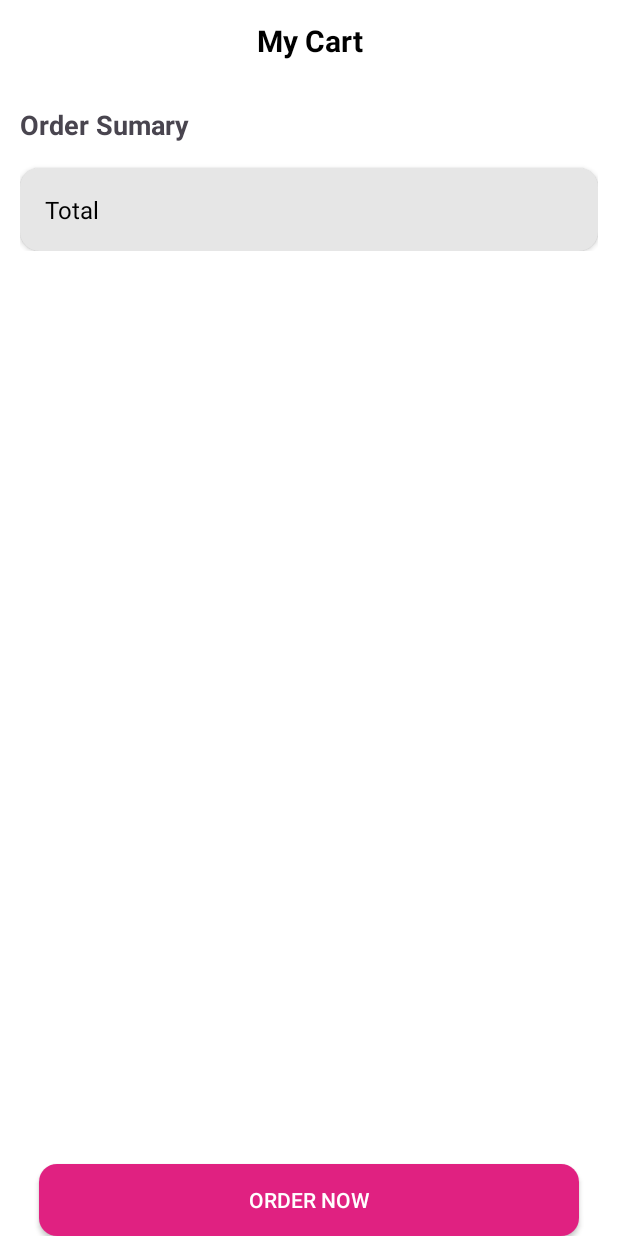
After one commit to Abrahamiaan/MarketPlace, an Android app: the layout fragment_cart.xml on its own in the app's theme, with its tools: preview values and no code run, on a phone screen of 412 x 824 dp. The commit adds this screen. Run offline under Robolectric (Android 15) with nearby library versions, the light colour scheme and no system bars.

Commit message:
Integrated cart functionality to enable users to manage their cart

```diff
--- a/app/src/main/java/com/example/marketplace/Activity/MainActivity.java
+++ b/app/src/main/java/com/example/marketplace/Activity/MainActivity.java
@@ -46,7 +46,7 @@ public class MainActivity extends AppCompatActivity {
                 binding.mainLayout.setBackgroundColor(Color.WHITE);
                 break;
             case 4:
-                selectedFragment = new SellingFragment();
+                selectedFragment = new CartFragment();
                 break;
             case 5:
                 selectedFragment = new ProfileFragment();
--- a/app/src/main/res/drawable/search_bg.xml
+++ b/app/src/main/res/drawable/search_bg.xml
@@ -6,8 +6,5 @@
 
     <stroke android:width="1dp" android:color="#858585"/>
 
-    <corners android:topLeftRadius="@dimen/_10sdp"
-        android:bottomLeftRadius="@dimen/_10sdp"
-        android:topRightRadius="@dimen/_10sdp"
-        android:bottomRightRadius="@dimen/_10sdp"/>
+    <corners android:radius="@dimen/_10sdp"/>
 </shape>
--- /dev/null
+++ b/app/src/main/res/layout/fragment_cart.xml
@@ -0,0 +1,138 @@
+<?xml version="1.0" encoding="utf-8"?>
+<androidx.constraintlayout.widget.ConstraintLayout xmlns:android="http://schemas.android.com/apk/res/android"
+    xmlns:app="http://schemas.android.com/apk/res-auto"
+    xmlns:tools="http://schemas.android.com/tools"
+    android:layout_width="match_parent"
+    android:layout_height="match_parent"
+    tools:context=".Fragment.CartFragment"
+    android:background="@color/white">
+
+    <ProgressBar
+        android:id="@+id/progressView"
+        android:layout_width="wrap_content"
+        android:layout_height="wrap_content"
+        app:layout_constraintBottom_toBottomOf="parent"
+        app:layout_constraintEnd_toEndOf="parent"
+        app:layout_constraintStart_toStartOf="parent"
+        app:layout_constraintTop_toTopOf="parent"
+        android:visibility="gone"/>
+
+    <TextView
+        android:id="@+id/cartIsEmptyTxt"
+        android:layout_width="wrap_content"
+        android:layout_height="wrap_content"
+        android:text="@string/your_cart_is_empty"
+        app:layout_constraintBottom_toBottomOf="parent"
+        app:layout_constraintEnd_toEndOf="parent"
+        app:layout_constraintStart_toStartOf="parent"
+        app:layout_constraintTop_toTopOf="parent"
+        android:visibility="gone"/>
+
+    <androidx.core.widget.NestedScrollView
+        android:id="@+id/nestedScrollView"
+        android:layout_width="match_parent"
+        android:layout_height="match_parent"
+        android:layout_marginBottom="@dimen/_45sdp">
+
+        <LinearLayout
+            android:layout_width="match_parent"
+            android:layout_height="wrap_content"
+            android:orientation="vertical"
+            android:padding="@dimen/_10sdp">
+
+            <LinearLayout
+                android:layout_width="match_parent"
+                android:layout_height="match_parent"
+                android:orientation="horizontal">
+
+                <TextView
+                    android:id="@+id/textView8"
+                    android:layout_width="0dp"
+                    android:layout_height="wrap_content"
+                    android:layout_gravity="center"
+                    android:layout_weight="1"
+                    android:text="@string/my_cart"
+                    android:textAlignment="center"
+                    android:textColor="@color/black"
+                    android:textSize="20sp"
+                    android:textStyle="bold" />
+            </LinearLayout>
+
+            <androidx.recyclerview.widget.RecyclerView
+                android:id="@+id/cartRecycler"
+                android:layout_width="match_parent"
+                android:layout_height="match_parent"
+                android:layout_marginTop="@dimen/_10sdp"
+                android:clipToPadding="true" />
+
+            <TextView
+                android:layout_width="match_parent"
+                android:layout_height="wrap_content"
+                android:layout_marginVertical="@dimen/_13sdp"
+                android:text="@string/order_sumary"
+                android:textSize="18sp"
+                android:textStyle="bold" />
+
+            <androidx.cardview.widget.CardView
+                android:layout_width="match_parent"
+                android:layout_height="wrap_content"
+                app:cardCornerRadius="@dimen/_10sdp">
+
+                <androidx.constraintlayout.widget.ConstraintLayout
+                    android:layout_width="match_parent"
+                    android:layout_height="wrap_content"
+                    android:background="#55B3B3B3">
+
+                    <TextView
+                        android:id="@+id/totalValue"
+                        android:layout_width="wrap_content"
+                        android:layout_height="wrap_content"
+                        android:layout_marginTop="@dimen/_13sdp"
+                        android:layout_marginEnd="@dimen/_13sdp"
+                        android:textColor="@color/black"
+                        android:textSize="15sp"
+                        app:layout_constraintEnd_toEndOf="parent"
+                        app:layout_constraintTop_toTopOf="parent" />
+
+                    <TextView
+                        android:id="@+id/subTotalTxt"
+                        android:layout_width="wrap_content"
+                        android:layout_height="wrap_content"
+                        android:layout_marginStart="@dimen/_13sdp"
+                        android:layout_marginTop="@dimen/_13sdp"
+                        android:layout_marginBottom="@dimen/_13sdp"
+                        android:text="@string/total"
+                        android:textColor="@color/black"
+                        android:textSize="16sp"
+                        app:layout_constraintBottom_toBottomOf="parent"
+                        app:layout_constraintStart_toStartOf="parent"
+                        app:layout_constraintTop_toTopOf="parent" />
+
+                    <View
+                        android:layout_width="0dp"
+                        android:layout_height="1dp"
+                        android:layout_marginHorizontal="@dimen/_16sdp"
+                        android:layout_marginTop="@dimen/_16sdp"
+                        android:background="#ABABAB"
+                        android:visibility="gone"
+                        app:layout_constraintEnd_toEndOf="parent"
+                        app:layout_constraintStart_toStartOf="parent"
+                        app:layout_constraintTop_toBottomOf="@id/subTotalTxt" />
+                </androidx.constraintlayout.widget.ConstraintLayout>
+            </androidx.cardview.widget.CardView>
+        </LinearLayout>
+    </androidx.core.widget.NestedScrollView>
+
+    <androidx.appcompat.widget.AppCompatButton
+        android:id="@+id/addToCardBtn"
+        android:layout_width="match_parent"
+        android:layout_height="wrap_content"
+        android:text="@string/order_now"
+        android:layout_marginHorizontal="@dimen/_20sdp"
+        android:background="@drawable/btn_background"
+        android:textColor="@color/white"
+        app:layout_constraintBottom_toBottomOf="parent"
+        app:layout_constraintStart_toStartOf="parent"
+        app:layout_constraintEnd_toEndOf="parent"/>
+
+</androidx.constraintlayout.widget.ConstraintLayout>
--- a/app/src/main/res/values/strings.xml
+++ b/app/src/main/res/values/strings.xml
@@ -96,4 +96,9 @@
     <string name="you_must_enter_product_details">You must enter product details</string>
     <string name="you_must_select_product_location">You must select product location</string>
     <string name="berq" translatable="false">BERQ</string>
+    <string name="your_cart_is_empty">Your cart is empty</string>
+    <string name="my_cart">My Cart</string>
+    <string name="order_sumary">Order Sumary</string>
+    <string name="total">Total</string>
+    <string name="order_now">Order Now</string>
 </resources>
```
Also changed, not shown: app/src/main/java/com/example/marketplace/Activity/DetailActivity.java (+63 -5 lines), app/src/main/java/com/example/marketplace/Adapter/CartAdapter.java (added, +114 -0 lines), app/src/main/java/com/example/marketplace/Fragment/CartFragment.java (added, +109 -0 lines), app/src/main/java/com/example/marketplace/Model/CartModel.java (added, +39 -0 lines), app/src/main/java/com/example/marketplace/Model/ProductModel.java (+14 -7 lines), app/src/main/res/drawable/white_circle_background.xml (added, +8 -0 lines), app/src/main/res/layout/cart_item.xml (added, +113 -0 lines), 2 other files.
